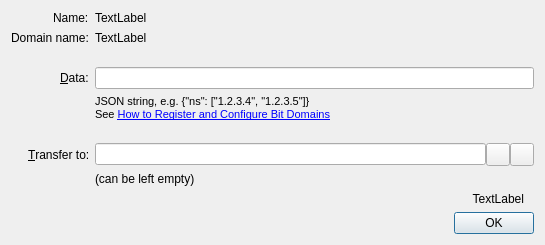
Qt form src/qt/forms/configurenamedialog.ui (domob1812/namecoin-core) before a commit.
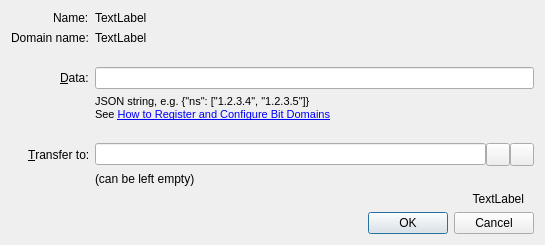
The same form after that commit. Icons and pictures are not drawn. Custom widgets are drawn as their Qt base class.

The edit to the form file:
```diff
--- a/src/qt/forms/configurenamedialog.ui
+++ b/src/qt/forms/configurenamedialog.ui
@@ -235,7 +235,7 @@
         <enum>Qt::Horizontal</enum>
        </property>
        <property name="standardButtons">
-        <set>QDialogButtonBox::Ok</set>
+        <set>QDialogButtonBox::Cancel|QDialogButtonBox::Ok</set>
        </property>
       </widget>
      </item>
```
Left out of the diff: 16 changed lines with no effect on the pictures.
